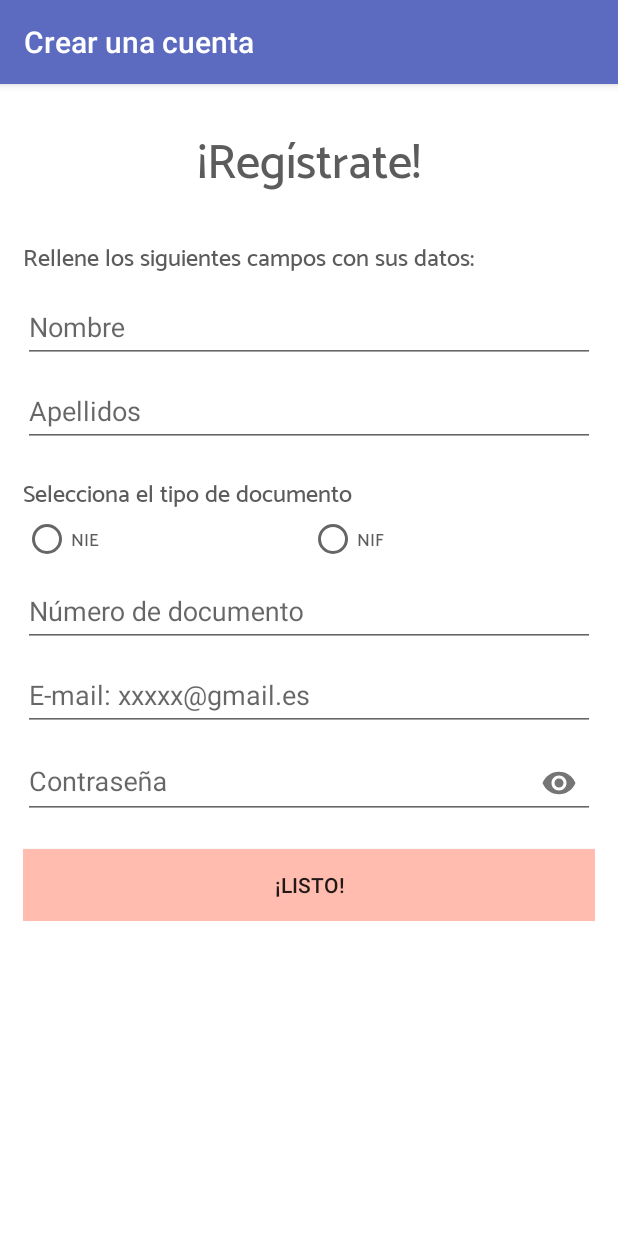
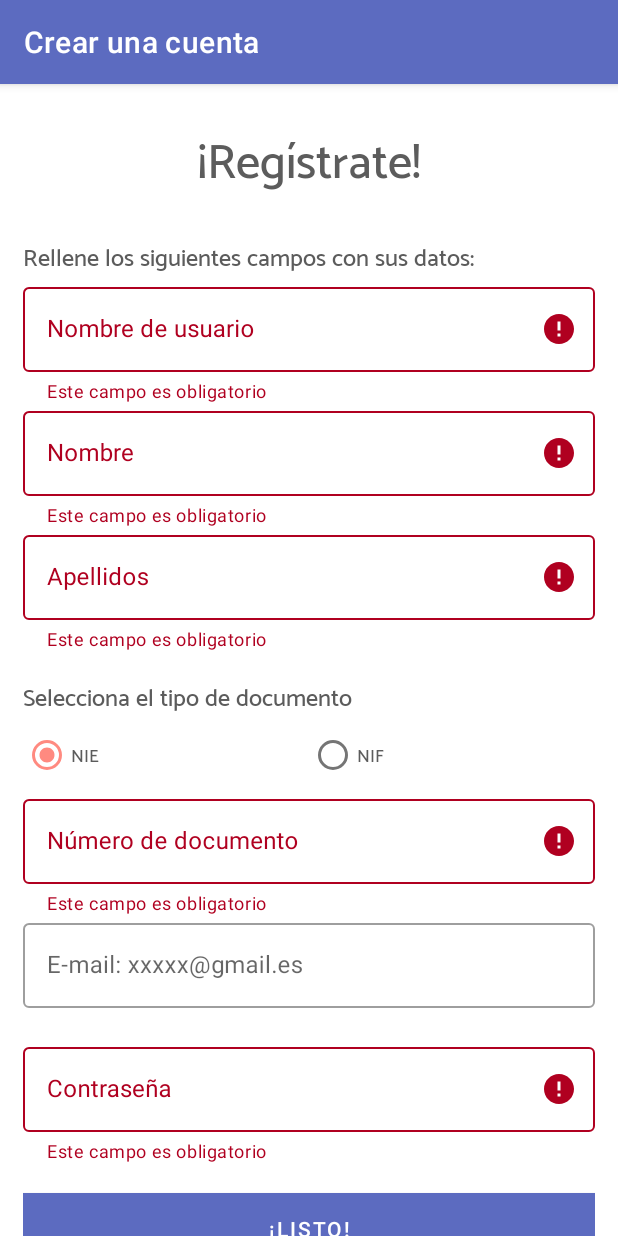
Before and after one commit to Albertocalib/RetroHub, an Android app: the RegisterFragment screen opened through its navigation route, after a tap on "¡LISTO!", on a phone screen of 412 x 824 dp. Run offline under Robolectric (Android 15) with nearby library versions, the phone set to English and light mode, and no system bars; our stand-ins replace navigation-ui; Roboto replaces fonts that are not available here; 3 statements that could not run were skipped.

Commit message:
add in register screen - control error - call services - basic test

```diff
--- a/app/src/main/java/com/example/retrohub/MainActivity.kt
+++ b/app/src/main/java/com/example/retrohub/MainActivity.kt
@@ -15,6 +15,7 @@ import androidx.navigation.ui.setupWithNavController
 import com.example.retrohub.extensions.getColor
 import com.example.retrohub.extensions.hideKeyboard
 import com.example.retrohub.model_view.LoginViewModel
+import com.example.retrohub.model_view.RegisterViewModel
 import com.example.retrohub.repository.UserRepository
 import com.example.retrohub.service.UserService
 import com.google.gson.Gson
@@ -73,6 +74,7 @@ class MainActivity : AppCompatActivity() {
 
     val vmModule = module {
         viewModel { LoginViewModel(get()) }
+        viewModel { RegisterViewModel(get()) }
     }
 
     val serviceModule = module {
--- /dev/null
+++ b/app/src/main/java/com/example/retrohub/model_view/RegisterViewModel.kt
@@ -0,0 +1,42 @@
+package com.example.retrohub.model_view
+
+import androidx.lifecycle.LiveData
+import androidx.lifecycle.MutableLiveData
+import androidx.lifecycle.ViewModel
+import com.example.retrohub.repository.UserRepository
+import com.example.retrohub.view.User
+import retrofit2.Call
+import retrofit2.Response
+
+class RegisterViewModel(private val userRepository: UserRepository) : ViewModel(),
+    retrofit2.Callback<Boolean> {
+
+
+    val state : LiveData<RegisterState>
+        get() = mutableState
+
+    private val mutableState = MutableLiveData<RegisterState>()
+
+    fun createAccount(user: User) = userRepository.createAccount(
+        user.userName, user.name, user.lastname,
+        user.password, user.email, user.documentType, user.documentUser
+    ).enqueue(this)
+
+    override fun onFailure(call: Call<Boolean>, t: Throwable) {
+        mutableState.value = RegisterState.SERVICE_ERROR
+    }
+
+    override fun onResponse(call: Call<Boolean>, response: Response<Boolean>) {
+        if(response.isSuccessful){
+            mutableState.value = RegisterState.SUCCESS
+        }else{
+            mutableState.value = RegisterState.AUTHENTICATION_ERROR
+        }
+    }
+
+    enum class RegisterState{
+        SERVICE_ERROR,
+        AUTHENTICATION_ERROR,
+        SUCCESS
+    }
+}
--- a/app/src/main/java/com/example/retrohub/service/UserService.kt
+++ b/app/src/main/java/com/example/retrohub/service/UserService.kt
@@ -11,4 +11,9 @@ interface UserService {
     @Headers("Content-Type: application/json")
     @POST("/user/login")
     fun getLogin(@Body login: UserRepository.Login): Call<Boolean>
+
+
+    @Headers("Content-Type: application/json")
+    @POST("/user/")
+    fun addUser(@Body user: UserRepository.User): Call<Boolean>
 }
--- a/app/src/main/java/com/example/retrohub/view/RegisterFragment.kt
+++ b/app/src/main/java/com/example/retrohub/view/RegisterFragment.kt
@@ -1,26 +1,99 @@
 package com.example.retrohub.view
 
 import android.os.Bundle
-import android.view.ContextMenu
-import android.view.Menu
-import android.view.MenuInflater
 import android.view.View
+import android.widget.EditText
 import android.widget.Toast
-import androidx.core.view.isVisible
+import androidx.lifecycle.observe
+import androidx.navigation.fragment.findNavController
 import com.example.retrohub.MainActivity
 import com.example.retrohub.R
+import com.example.retrohub.extensions.showDialog
+import com.example.retrohub.model_view.RegisterViewModel
+import com.google.android.material.dialog.MaterialAlertDialogBuilder
+import com.google.android.material.textfield.TextInputLayout
 import kotlinx.android.synthetic.main.activity_main.*
 import kotlinx.android.synthetic.main.fragment_register_view.*
+import kotlinx.android.synthetic.main.fragment_register_view.view.*
+import org.koin.android.ext.android.inject
 
 class RegisterFragment : MainActivity.RetroHubFragment(R.layout.fragment_register_view) {
 
+    private val user = User()
+    private var validated = false
+
+    private val vm: RegisterViewModel by inject()
 
     override fun onViewCreated(view: View, savedInstanceState: Bundle?) {
         super.onViewCreated(view, savedInstanceState)
         requireActivity().toolbar.menu.clear()
         requireActivity().toolbar.title = getString(R.string.register_toolbar)
         save_button.setOnClickListener {
-            Toast.makeText(requireContext(),R.string.work_in_progress,Toast.LENGTH_SHORT).show()
+            validate()
         }
+        vm.state.observe(viewLifecycleOwner, ::onStateChanged)
     }
+
+    private fun onStateChanged(state: RegisterViewModel.RegisterState) =
+        when (state) {
+            RegisterViewModel.RegisterState.AUTHENTICATION_ERROR -> showDialog(
+                R.string.error_message_title,
+                R.string.error_message_authentication,
+                R.string.accept_button
+            ) {
+                user_name_input.error = getString(R.string.invalid_username)
+            }
+            RegisterViewModel.RegisterState.SERVICE_ERROR -> showDialog(
+                R.string.error_message_title,
+                R.string.error_message_service
+            )
+            { findNavController().navigate(R.id.loginFragment) }
+            RegisterViewModel.RegisterState.SUCCESS -> findNavController().navigate(R.id.loginFragment)
+        }
+
+    private fun validate() {
+        validated = true
+        user.name = validText(name_input) { true }
+        user.password = validText(password_input) { true }
+        user.documentType = getString(if (nie_option.isChecked) R.string.nie else R.string.nif)
+        user.documentUser = validText(document_input, pattern = ::isDocumentValid)
+        user.email = validText(email_input, true, ::isEmailValid)
+        user.lastname = validText(lastname_input) { true }
+        user.userName = validText(user_name_input) { true }
+        //TODO: add loading
+        if (validated) vm.createAccount(user)
+    }
+
+    private fun isEmailValid(): Boolean =
+        android.util.Patterns.EMAIL_ADDRESS.matcher(email_input.editText!!.text.toString()).matches()
+
+    private fun isDocumentValid() =
+        "([a-z]|[A-Z]|[0-9])[0-9]{7}([a-z]|[A-Z]|[0-9])".toRegex()
+            .matches(document_input.editText!!.text.toString())
+
+    private fun validText(text: TextInputLayout, optional: Boolean = false, pattern: () -> Boolean) =
+        if (text.editText!!.text.isNullOrBlank()) {
+            validated = optional
+            text.error = if (!optional)  getString(R.string.fill_field) else null
+            ""
+        } else if (!pattern.invoke()) {
+            validated = false
+            text.error = getString(R.string.fill_field_incorrect)
+            ""
+        } else {
+            text.error = null
+            text.editText!!.text.toString()
+        }
+
+
 }
+
+class User {
+    lateinit var documentUser: String
+    lateinit var documentType: String
+    lateinit var name: String
+    lateinit var lastname: String
+    lateinit var userName: String
+    lateinit var password: String
+    var email: String? = null
+}
--- a/app/src/main/res/layout/fragment_register_view.xml
+++ b/app/src/main/res/layout/fragment_register_view.xml
@@ -39,14 +39,34 @@
 
 
             <com.google.android.material.textfield.TextInputLayout
+                android:id="@+id/user_name_input"
                 android:layout_width="match_parent"
                 android:layout_height="wrap_content"
-                android:hint="@string/name">
+                app:errorEnabled="true"
+                android:hint="@string/user_label_edit_text"
+                style="@style/Widget.MaterialComponents.TextInputLayout.OutlinedBox">
 
             <com.google.android.material.textfield.TextInputEditText
                 android:layout_width="match_parent"
                 android:layout_height="wrap_content"
-                android:inputType="textCapCharacters" />
+                android:maxLength="30"
+                android:inputType="text"/>
+
+            </com.google.android.material.textfield.TextInputLayout>
+
+            <com.google.android.material.textfield.TextInputLayout
+                android:id="@+id/name_input"
+                android:layout_width="match_parent"
+                android:layout_height="wrap_content"
+                app:errorEnabled="true"
+                android:hint="@string/name"
+                style="@style/Widget.MaterialComponents.TextInputLayout.OutlinedBox">
+
+                <com.google.android.material.textfield.TextInputEditText
+                    android:layout_width="match_parent"
+                    android:layout_height="wrap_content"
+                    android:maxLength="30"
+                    android:inputType="text" />
 
             </com.google.android.material.textfield.TextInputLayout>
 
@@ -54,14 +74,18 @@
 
 
             <com.google.android.material.textfield.TextInputLayout
+                android:id="@+id/lastname_input"
                 android:layout_width="match_parent"
                 android:layout_height="wrap_content"
-                android:hint="@string/lastname">
+                app:errorEnabled="true"
+                android:hint="@string/lastname"
+                style="@style/Widget.MaterialComponents.TextInputLayout.OutlinedBox">
 
                 <com.google.android.material.textfield.TextInputEditText
                     android:layout_width="match_parent"
                     android:layout_height="wrap_content"
-                    android:inputType="textCapCharacters" />
+                    android:maxLength="40"
+                    android:inputType="text" />
 
             </com.google.android.material.textfield.TextInputLayout>
 
@@ -81,15 +105,18 @@
                 android:orientation="horizontal">
 
                 <com.google.android.material.radiobutton.MaterialRadioButton
+                    android:id="@+id/nie_option"
                     android:layout_width="wrap_content"
                     android:layout_height="wrap_content"
                     android:layout_weight="1"
                     android:fontFamily="@font/catamaran_medium"
                     android:text="@string/nie"
+                    android:checked="true"
                     android:textColor="@color/black_secondary"
                     android:textSize="@dimen/s_text_size" />
 
                 <com.google.android.material.radiobutton.MaterialRadioButton
+                    android:id="@+id/nif_option"
                     android:layout_width="wrap_content"
                     android:layout_height="wrap_content"
                     android:layout_weight="1"
@@ -103,13 +130,17 @@
 
 
             <com.google.android.material.textfield.TextInputLayout
+                android:id="@+id/document_input"
                 android:layout_width="match_parent"
                 android:layout_height="wrap_content"
-                android:hint="@string/document_number">
+                app:errorEnabled="true"
+                android:hint="@string/document_number"
+                style="@style/Widget.MaterialComponents.TextInputLayout.OutlinedBox">
 
                 <com.google.android.material.textfield.TextInputEditText
                     android:layout_width="match_parent"
                     android:layout_height="wrap_content"
+                    android:maxLength="10"
                     android:inputType="text" />
 
             </com.google.android.material.textfield.TextInputLayout>
@@ -117,9 +148,12 @@
 
 
             <com.google.android.material.textfield.TextInputLayout
+                android:id="@+id/email_input"
                 android:layout_width="match_parent"
                 android:layout_height="wrap_content"
-                android:hint="@string/email">
+                app:errorEnabled="true"
+                android:hint="@string/email"
+                style="@style/Widget.MaterialComponents.TextInputLayout.OutlinedBox">
 
                 <com.google.android.material.textfield.TextInputEditText
                     android:layout_width="match_parent"
@@ -130,14 +164,18 @@
 
 
             <com.google.android.material.textfield.TextInputLayout
+                android:id="@+id/password_input"
                 android:layout_width="match_parent"
                 android:layout_height="wrap_content"
+                app:errorEnabled="true"
                 android:hint="@string/password"
-                app:endIconMode="password_toggle">
+                app:endIconMode="password_toggle"
+                style="@style/Widget.MaterialComponents.TextInputLayout.OutlinedBox">
 
                 <com.google.android.material.textfield.TextInputEditText
                     android:layout_width="match_parent"
                     android:layout_height="wrap_content"
+                    android:maxLength="15"
                     android:inputType="textPassword" />
 
             </com.google.android.material.textfield.TextInputLayout>
--- a/app/src/main/res/values/strings.xml
+++ b/app/src/main/res/values/strings.xml
@@ -31,6 +31,12 @@
     <string name="email">E-mail: xxxxx@gmail.es</string>
     <string name="password">Contraseña</string>
     <string name="ready_button">¡Listo!</string>
+    <string name="fill_field">Este campo es obligatorio</string>
+    <string name="fill_field_incorrect">Dato no válido</string>
+    <string name="error_message_title">Parece que hay un problema</string>
+    <string name="error_message_authentication">El nombre de usuario elegido no está disponible.</string>
+    <string name="error_message_service">Ha ocurrido un problema de conexión, pruebe a intentarlo más tarde.</string>
+    <string name="invalid_username">Este nombre de usuario ya existe</string>
 
 
     <!-- Menú privado -->
@@ -39,4 +45,9 @@
     <string name="help_zone">Ayuda</string>
     <string name="customize_zone">Personaliza tu App</string>
     <string name="user_data_zone">Mi perfil</string>
+
+
+    <!-- Buttons -->
+    <string name="decline_button">Cancelar</string>
+    <string name="accept_button">Aceptar</string>
 </resources>
--- a/app/src/main/res/values/styles.xml
+++ b/app/src/main/res/values/styles.xml
@@ -1,7 +1,7 @@
 <resources>
 
     <!-- Base application theme. -->
-    <style name="AppTheme"  parent="Theme.AppCompat.Light.NoActionBar">
+    <style name="AppTheme"  parent="Theme.MaterialComponents.Light.NoActionBar">
         <!-- Customize your theme here. -->
         <item name="colorPrimary">@color/colorPrimary</item>
         <item name="colorPrimaryDark">@color/colorPrimaryDark</item>
@@ -13,9 +13,9 @@
         <item name="windowNoTitle">true</item>
     </style>
 
-    <style name="AppTheme.AppBarOverlay" parent="ThemeOverlay.AppCompat.Dark.ActionBar" />
+    <style name="AppTheme.AppBarOverlay" parent="ThemeOverlay.MaterialComponents.Dark.ActionBar" />
 
-    <style name="AppTheme.PopupOverlay" parent="ThemeOverlay.AppCompat.Light" />
+    <style name="AppTheme.PopupOverlay" parent="ThemeOverlay.MaterialComponents.Light" />
 
     <style name="mainTextAcent">
         <item name="android:alpha">0.87</item>
```
Also changed, not shown: app/src/main/java/com/example/retrohub/extensions/FragmentExtensions.kt (+26 -0 lines), app/src/main/java/com/example/retrohub/repository/UserRepository.kt (+25 -3 lines), 1 other file.
